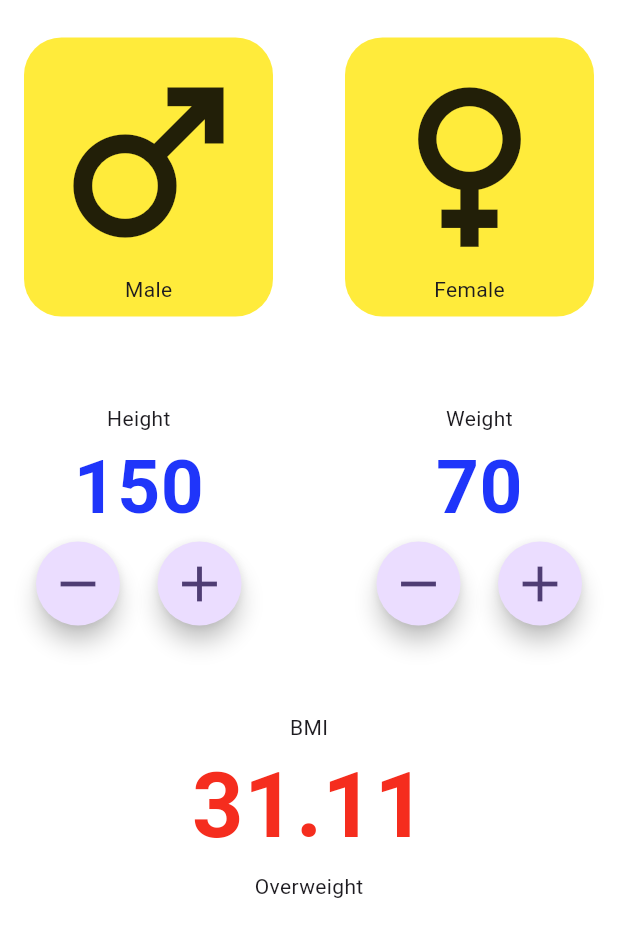
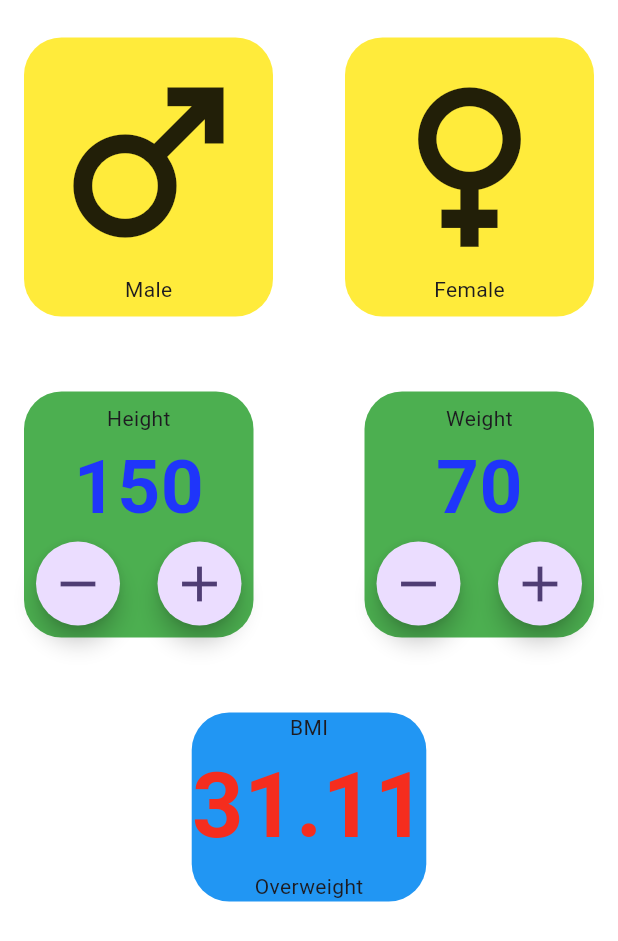
Before and after one commit to malith-kavi/bmicalculator, a Flutter app: the screen it shows after launch, on a phone screen of 412 x 824 dp. Shown: the top 941 px of the screen. Run offline on Flutter 3.47's test engine with Material 3 defaults, Android fonts, the phone set to English and light mode, and no system bars.

Commit message:
Update main_page.dart

```diff
--- a/lib/main_page.dart
+++ b/lib/main_page.dart
@@ -81,7 +81,12 @@ class _MainPageState extends State<MainPage> {
                 const SizedBox(height: 50,),
                 Row(
                   children: [
-                    Padding(
+                    Container(
+                      decoration: BoxDecoration(
+                        color: Colors.green,
+                        borderRadius: BorderRadius.circular(25)
+                      ),
+                      child: Padding(
                         padding: const EdgeInsets.all(8.0),
                         child: Column(
                           children: [
@@ -121,8 +126,14 @@ class _MainPageState extends State<MainPage> {
                           ],
                         ),
                       ),
+                    ),
                     const Spacer(),
-                    Padding(
+                    Container(
+                      decoration: BoxDecoration(
+                        color: Colors.green,
+                        borderRadius: BorderRadius.circular(25),
+                      ),
+                      child: Padding(
                         padding: const EdgeInsets.all(8.0),
                         child: Column(
                           children: [
@@ -162,10 +173,16 @@ class _MainPageState extends State<MainPage> {
                           ],
                         ),
                       ),
+                    ),
                   ],
                 ),
                 const SizedBox(height: 50,),
-                Column(
+                Container(
+                  decoration: BoxDecoration(
+                    color: Colors.blue,
+                    borderRadius: BorderRadius.circular(25),
+                  ),
+                  child: Column(
                     children: [
                       const Text("BMI"),
                       Text(bmi.toStringAsFixed(2),
@@ -174,6 +191,7 @@ class _MainPageState extends State<MainPage> {
                       Text(getResult(bmi))
 
                     ],
+                  ),
                 )
               ],
             ),
```
Lines whose indentation alone changed are shown as unchanged.
